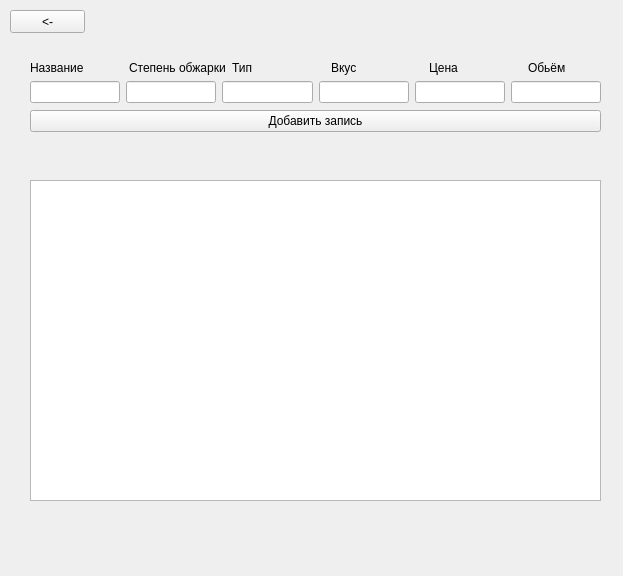
Old version of the form addEditCoffeeForm.ui in the repository F3D0RP/-.
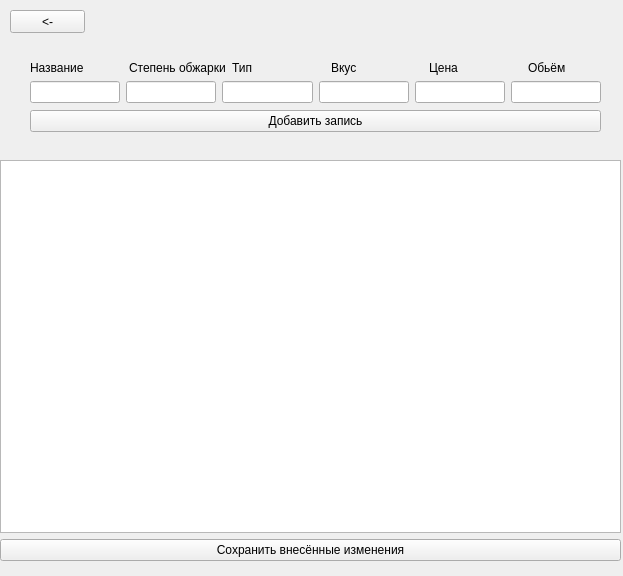
New version of the form.

Commit message: Реализовано редактирование бд

```diff
--- a/addEditCoffeeForm.ui
+++ b/addEditCoffeeForm.ui
@@ -13,17 +13,7 @@
   <property name="windowTitle">
    <string>Form</string>
   </property>
-  <widget class="QTableWidget" name="tableWidget">
-   <property name="geometry">
-    <rect>
-     <x>30</x>
-     <y>180</y>
-     <width>571</width>
-     <height>321</height>
-    </rect>
-   </property>
-  </widget>
-  <widget class="QWidget" name="">
+  <widget class="QWidget" name="layoutWidget">
    <property name="geometry">
     <rect>
      <x>30</x>
@@ -77,7 +67,7 @@
     <string>&lt;-</string>
    </property>
   </widget>
-  <widget class="QWidget" name="">
+  <widget class="QWidget" name="layoutWidget">
    <property name="geometry">
     <rect>
      <x>30</x>
@@ -131,6 +121,28 @@
     </item>
    </layout>
   </widget>
+  <widget class="QWidget" name="">
+   <property name="geometry">
+    <rect>
+     <x>0</x>
+     <y>160</y>
+     <width>621</width>
+     <height>401</height>
+    </rect>
+   </property>
+   <layout class="QVBoxLayout" name="verticalLayout_2">
+    <item>
+     <widget class="QTableWidget" name="tableWidget"/>
+    </item>
+    <item>
+     <widget class="QPushButton" name="pushButton_3">
+      <property name="text">
+       <string>Сохранить внесённые изменения</string>
+      </property>
+     </widget>
+    </item>
+   </layout>
+  </widget>
  </widget>
  <resources/>
  <connections/>
```
The commit also changes 2 other files.
